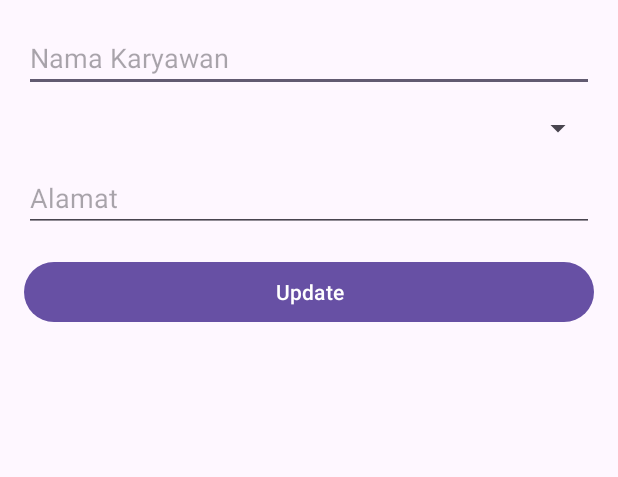
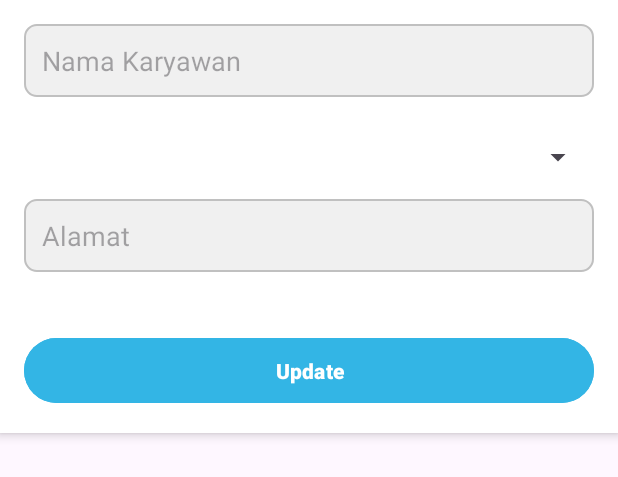
Before and after one commit to faviian22/ProjectUtsMobile, an Android app: the layout dialog_edit_karyawan.xml on its own in the app's theme, with its tools: preview values and no code run, on a phone screen of 412 x 824 dp. Shown: the top 477 px of the screen. Run offline under Robolectric (Android 15) with nearby library versions, the phone set to English and light mode, and no system bars.

```diff
--- a/app/src/main/AndroidManifest.xml
+++ b/app/src/main/AndroidManifest.xml
@@ -2,6 +2,8 @@
 <manifest xmlns:android="http://schemas.android.com/apk/res/android"
     xmlns:tools="http://schemas.android.com/tools">
 
+    <uses-permission android:name="android.permission.INTERNET" />
+    <uses-permission android:name="android.permission.ACCESS_NETWORK_STATE" />
     <application
         android:allowBackup="true"
         android:dataExtractionRules="@xml/data_extraction_rules"
--- a/app/src/main/java/com/example/projectutsmobile/ProdukActivity.kt
+++ b/app/src/main/java/com/example/projectutsmobile/ProdukActivity.kt
@@ -155,11 +155,7 @@ class ProdukActivity : AppCompatActivity() {
     private fun createDialog(layoutResId: Int): Dialog {
         val dialog = Dialog(this)
         dialog.setContentView(layoutResId)
-        dialog.setCancelable(false)
-        dialog.window?.setLayout(
-            ViewGroup.LayoutParams.MATCH_PARENT,
-            ViewGroup.LayoutParams.WRAP_CONTENT
-        )
+        dialog.setCancelable(true)
         return dialog
     }
 }
--- a/app/src/main/res/layout/dialog_add_karyawan.xml
+++ b/app/src/main/res/layout/dialog_add_karyawan.xml
@@ -15,7 +15,7 @@
         android:hint="Nama Karyawan"
         android:padding="12dp"
         android:layout_marginBottom="16dp"
-        android:background="@android:drawable/editbox_background"
+        android:background="@drawable/edit_text_background"
         android:textColor="@android:color/black"
         android:textSize="16sp"
         android:importantForAccessibility="yes"
@@ -40,7 +40,7 @@
         android:hint="Alamat Karyawan"
         android:padding="12dp"
         android:layout_marginBottom="24dp"
-        android:background="@android:drawable/editbox_background"
+        android:background="@drawable/edit_text_background"
         android:textColor="@android:color/black"
         android:textSize="16sp"
         android:importantForAccessibility="yes"
--- a/app/src/main/res/layout/dialog_edit_karyawan.xml
+++ b/app/src/main/res/layout/dialog_edit_karyawan.xml
@@ -4,33 +4,45 @@
     android:layout_width="match_parent"
     android:layout_height="wrap_content"
     android:orientation="vertical"
-    android:padding="16dp">
+    android:padding="16dp"
+    android:background="@android:color/white"
+    android:elevation="4dp">
 
     <EditText
         android:id="@+id/editTextNamaKaryawan"
         android:layout_width="match_parent"
         android:layout_height="wrap_content"
         android:hint="Nama Karyawan"
-        android:inputType="textPersonName" />
+        android:inputType="textPersonName"
+        android:padding="12dp"
+        android:layout_marginBottom="16dp"
+        android:background="@drawable/edit_text_background" />
 
     <Spinner
         android:id="@+id/spinnerJenisKelaminKaryawan"
         android:layout_width="match_parent"
         android:layout_height="wrap_content"
-        android:layout_marginTop="12dp" />
+        android:layout_marginTop="12dp"
+        android:layout_marginBottom="16dp" />
 
     <EditText
         android:id="@+id/editTextAlamatKaryawan"
         android:layout_width="match_parent"
         android:layout_height="wrap_content"
         android:hint="Alamat"
-        android:layout_marginTop="12dp"
-        android:inputType="textPostalAddress" />
+        android:inputType="textPostalAddress"
+        android:padding="12dp"
+        android:layout_marginBottom="16dp"
+        android:background="@drawable/edit_text_background" />
 
     <Button
         android:id="@+id/buttonEdit"
         android:layout_width="match_parent"
         android:layout_height="wrap_content"
         android:text="Update"
-        android:layout_marginTop="16dp" />
+        android:padding="12dp"
+        android:backgroundTint="@android:color/holo_blue_light"
+        android:textColor="@android:color/white"
+        android:textStyle="bold"
+        android:layout_marginTop="24dp"/>
 </LinearLayout>
```
